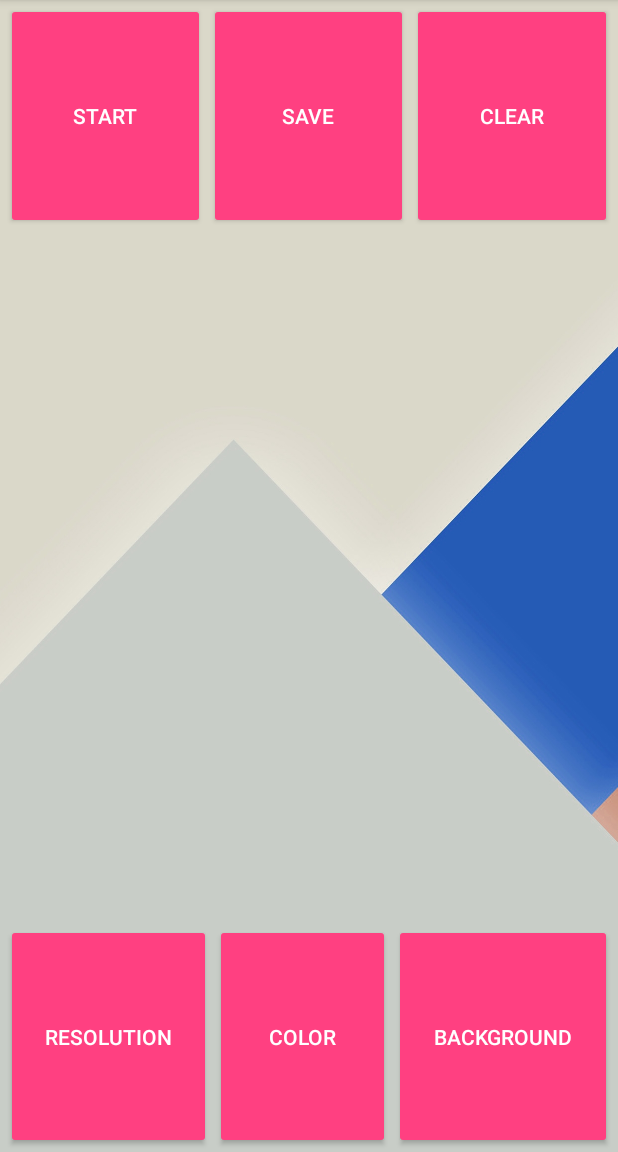
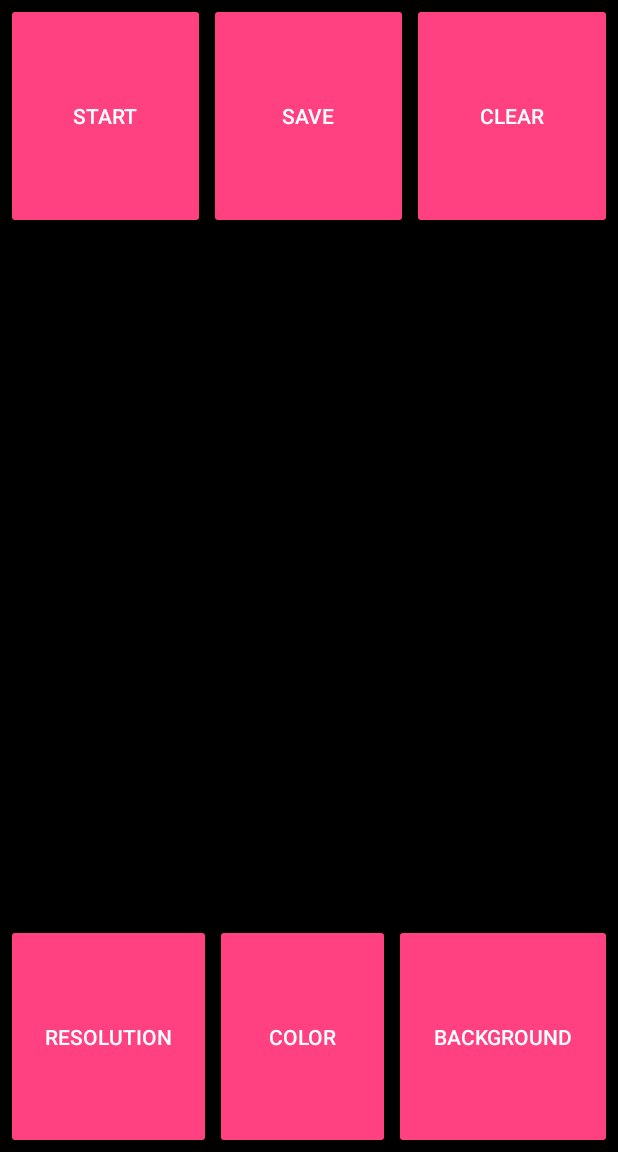
Before and after one commit to Kuanlin-Chen/LiveMessage, an Android app: the screen it shows after launch (MainActivity), on a phone screen of 412 x 824 dp, the part 84-1236 px from its top. Run offline under Robolectric (Android 15) with nearby library versions, the phone set to English and light mode, and no system bars.

Commit message:
Reset background to improve performance

```diff
--- a/app/src/main/res/layout/viewgroup.xml
+++ b/app/src/main/res/layout/viewgroup.xml
@@ -2,7 +2,7 @@
     xmlns:tools="http://schemas.android.com/tools"
     android:layout_width="match_parent"
     android:layout_height="match_parent"
-    android:background="@drawable/background">
+    android:background="@color/colorPrimaryDark">
 
     <LinearLayout
         android:layout_width="match_parent"
```
